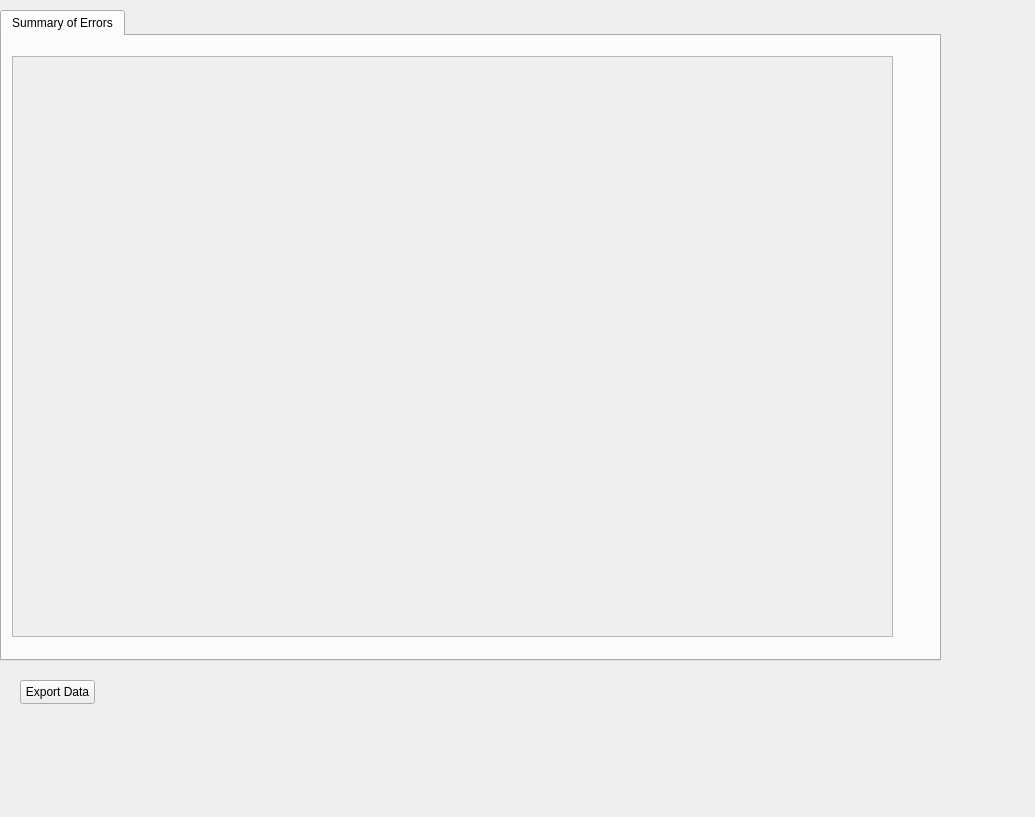
Before: the Qt Designer form namalysator/w_errors.ui in phungthomas/Namalysator, drawn with Qt 5.
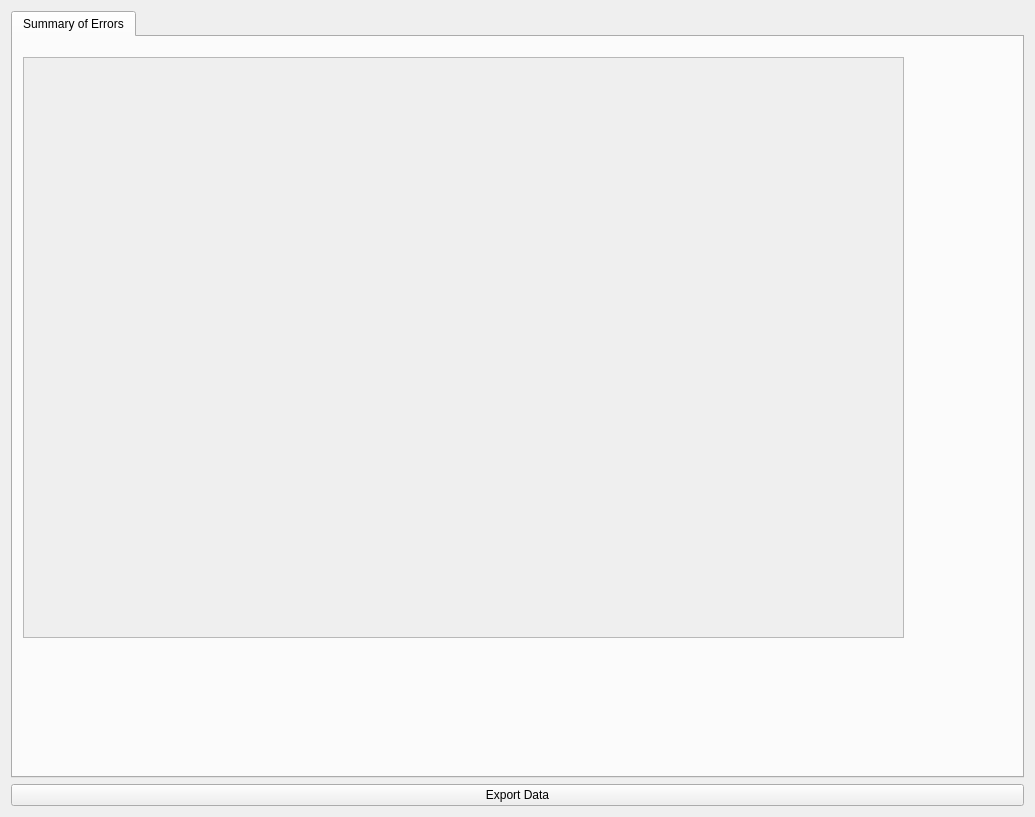
After: the same form once the commit is applied.

Diff of the .ui file:
```diff
--- a/namalysator/w_errors.ui
+++ b/namalysator/w_errors.ui
@@ -13,15 +13,9 @@
   <property name="windowTitle">
    <string>Form</string>
   </property>
+  <layout class="QVBoxLayout" name="verticalLayout">
+   <item>
   <widget class="QTabWidget" name="tabWidget">
-   <property name="geometry">
-    <rect>
-     <x>0</x>
-     <y>10</y>
-     <width>941</width>
-     <height>651</height>
-    </rect>
-   </property>
    <property name="font">
     <font>
      <kerning>false</kerning>
@@ -56,27 +50,23 @@
        <rect>
         <x>0</x>
         <y>0</y>
-        <width>877</width>
-        <height>577</height>
+          <width>879</width>
+          <height>579</height>
        </rect>
       </property>
      </widget>
     </widget>
    </widget>
   </widget>
+   </item>
+   <item>
   <widget class="QPushButton" name="btnExport">
-   <property name="geometry">
-    <rect>
-     <x>20</x>
-     <y>680</y>
-     <width>75</width>
-     <height>24</height>
-    </rect>
-   </property>
    <property name="text">
     <string>Export Data</string>
    </property>
   </widget>
+   </item>
+  </layout>
  </widget>
  <resources/>
  <connections/>
```
Lines whose indentation alone changed are shown as unchanged.
